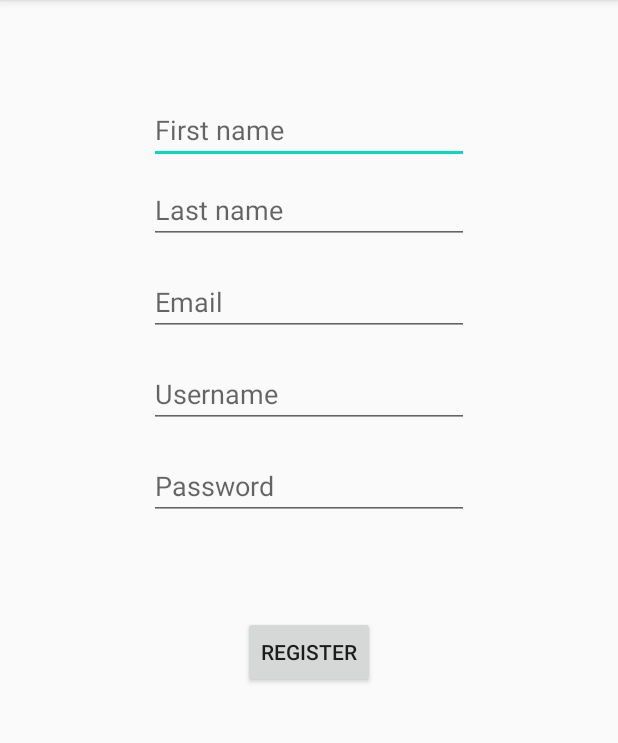
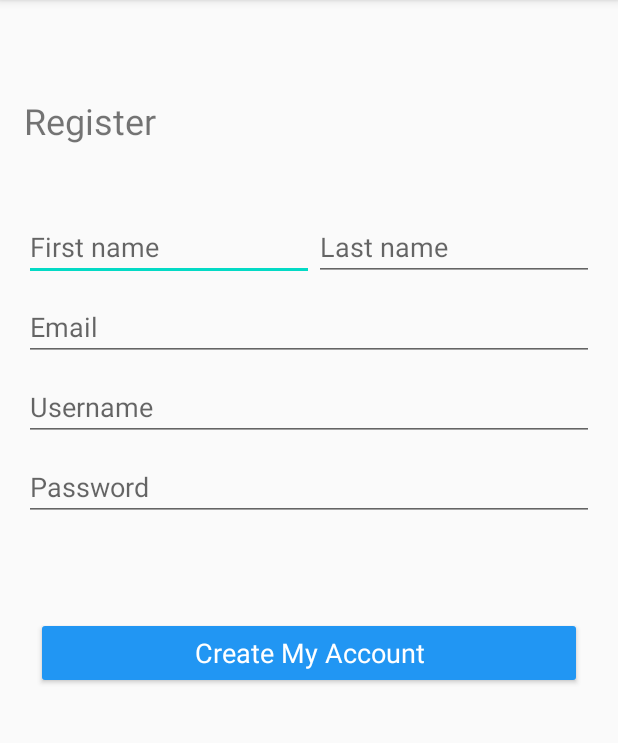
Before and after one commit to danijelLoc/Track-my-route-Android, an Android app: the RegistrationActivity screen opened directly, with no data from a screen before it, on a phone screen of 412 x 824 dp, the part 84-827 px from its top. Run offline under Robolectric (Android 15) with nearby library versions, the phone set to English and light mode, and no system bars.

Commit message:
Registration functional

```diff
--- a/app/src/main/java/hr/fer/login/ui/registration/RegistrationActivity.kt
+++ b/app/src/main/java/hr/fer/login/ui/registration/RegistrationActivity.kt
@@ -36,25 +36,25 @@ class RegistrationActivity : AppCompatActivity() {
             }
 
             if(lastNameText.isEmpty()) {
-                editTextLastName.error = "First name required"
+                editTextLastName.error = "Last name required"
                 editTextLastName.requestFocus()
                 return@setOnClickListener
             }
 
             if(emailText.isEmpty()) {
-                editTextEmail.error = "First name required"
+                editTextEmail.error = "Email required"
                 editTextEmail.requestFocus()
                 return@setOnClickListener
             }
 
             if(usernameText.isEmpty()) {
-                editTextUsername.error = "First name required"
+                editTextUsername.error = "Username required"
                 editTextUsername.requestFocus()
                 return@setOnClickListener
             }
 
             if(passwordText.isEmpty()) {
-                editTextPassword.error = "First name required"
+                editTextPassword.error = "Password required"
                 editTextPassword.requestFocus()
                 return@setOnClickListener
             }
@@ -73,11 +73,12 @@ class RegistrationActivity : AppCompatActivity() {
                     override fun onResponse(call: Call<RegisterResponse>, response: Response<RegisterResponse>) {
                         if(response.body()==null) {
                             if(response.code()==406) {
-                                editTextFirstName.error = "Registration invalid"
+                                registerTextView.error = "Registration invalid"
+                                val toast = Toast.makeText(applicationContext, "Registration invalid", Toast.LENGTH_LONG).show()
                                 editTextFirstName.requestFocus()
                             }
                             else {
-                                val toast = Toast.makeText(applicationContext, "code: &{response.code()}", Toast.LENGTH_LONG).show()
+                                val toast0 = Toast.makeText(applicationContext, "code: &{response.code()}", Toast.LENGTH_LONG).show()
                             }
                         }
                         else if(!(response.body()?.error!!)) {
--- a/app/src/main/res/layout/activity_registration.xml
+++ b/app/src/main/res/layout/activity_registration.xml
@@ -6,74 +6,98 @@
     android:layout_height="match_parent"
     tools:context=".ui.registration.RegistrationActivity">
 
+    <TextView
+        android:id="@+id/registerTextView"
+        android:layout_width="wrap_content"
+        android:layout_height="wrap_content"
+        android:layout_marginStart="16dp"
+        android:layout_marginTop="64dp"
+        android:text="Register"
+        android:textSize="24sp"
+        app:layout_constraintStart_toStartOf="parent"
+        app:layout_constraintTop_toTopOf="parent" />
+
+    <LinearLayout
+        android:id="@+id/LinearLayout1"
+        android:layout_width="match_parent"
+        android:layout_height="wrap_content"
+        android:layout_marginStart="16dp"
+        android:layout_marginTop="45dp"
+        android:layout_marginEnd="16dp"
+        android:orientation="vertical"
+        app:layout_constraintEnd_toEndOf="parent"
+        app:layout_constraintStart_toStartOf="parent"
+        app:layout_constraintTop_toBottomOf="@id/registerTextView">
+
+        <LinearLayout
+            android:layout_width="match_parent"
+            android:layout_height="wrap_content"
+            android:orientation="horizontal">
+
             <EditText
                 android:id="@+id/editTextFirstName"
-        android:layout_width="wrap_content"
+                android:layout_width="193dp"
                 android:layout_height="wrap_content"
-        android:layout_marginTop="64dp"
                 android:ems="10"
                 android:hint="First name"
                 android:inputType="textPersonName"
-        app:layout_constraintEnd_toEndOf="parent"
-        app:layout_constraintStart_toStartOf="parent"
-        app:layout_constraintTop_toTopOf="parent" />
+                android:textSize="18sp" />
 
             <EditText
                 android:id="@+id/editTextLastName"
                 android:layout_width="wrap_content"
                 android:layout_height="wrap_content"
-        android:layout_marginTop="8dp"
                 android:ems="10"
                 android:hint="Last name"
                 android:inputType="textPersonName"
-        app:layout_constraintEnd_toEndOf="parent"
-        app:layout_constraintStart_toStartOf="parent"
-        app:layout_constraintTop_toBottomOf="@id/editTextFirstName" />
+                android:textSize="18sp" />
+        </LinearLayout>
 
         <EditText
             android:id="@+id/editTextEmail"
-        android:layout_width="wrap_content"
+            android:layout_width="match_parent"
             android:layout_height="wrap_content"
-        android:layout_marginTop="16dp"
+            android:layout_marginTop="8dp"
             android:ems="10"
             android:hint="Email"
             android:inputType="textEmailAddress"
-        app:layout_constraintEnd_toEndOf="parent"
-        app:layout_constraintStart_toStartOf="parent"
-        app:layout_constraintTop_toBottomOf="@id/editTextLastName" />
+            android:textSize="18sp" />
 
         <EditText
             android:id="@+id/editTextUsername"
-        android:layout_width="wrap_content"
+            android:layout_width="match_parent"
             android:layout_height="wrap_content"
-        android:layout_marginTop="16dp"
+            android:layout_marginTop="8dp"
             android:ems="10"
             android:hint="Username"
             android:inputType="textPersonName"
-        app:layout_constraintEnd_toEndOf="parent"
-        app:layout_constraintStart_toStartOf="parent"
-        app:layout_constraintTop_toBottomOf="@id/editTextEmail" />
+            android:textSize="18sp" />
 
         <EditText
             android:id="@+id/editTextPassword"
-        android:layout_width="wrap_content"
+            android:layout_width="match_parent"
             android:layout_height="wrap_content"
-        android:layout_marginTop="16dp"
+            android:layout_marginTop="8dp"
             android:ems="10"
             android:hint="Password"
             android:inputType="textPassword"
-        app:layout_constraintEnd_toEndOf="parent"
-        app:layout_constraintStart_toStartOf="parent"
-        app:layout_constraintTop_toBottomOf="@id/editTextUsername" />
+            android:textSize="18sp" />
+    </LinearLayout>
 
     <Button
         android:id="@+id/registerButton"
-        android:layout_width="wrap_content"
+        android:layout_width="match_parent"
         android:layout_height="wrap_content"
+        android:layout_marginStart="24dp"
         android:layout_marginTop="64dp"
-        android:text="Register"
+        android:layout_marginEnd="24dp"
+        android:backgroundTint="#2196F3"
+        android:text="Create My Account"
+        android:textAppearance="@style/TextAppearance.AppCompat.Body1"
+        android:textColor="#FFFFFF"
+        android:textSize="18sp"
         app:layout_constraintEnd_toEndOf="parent"
         app:layout_constraintStart_toStartOf="parent"
-        app:layout_constraintTop_toBottomOf="@id/editTextPassword" />
+        app:layout_constraintTop_toBottomOf="@id/LinearLayout1" />
 
 </androidx.constraintlayout.widget.ConstraintLayout>
```
Lines whose indentation alone changed are shown as unchanged.
